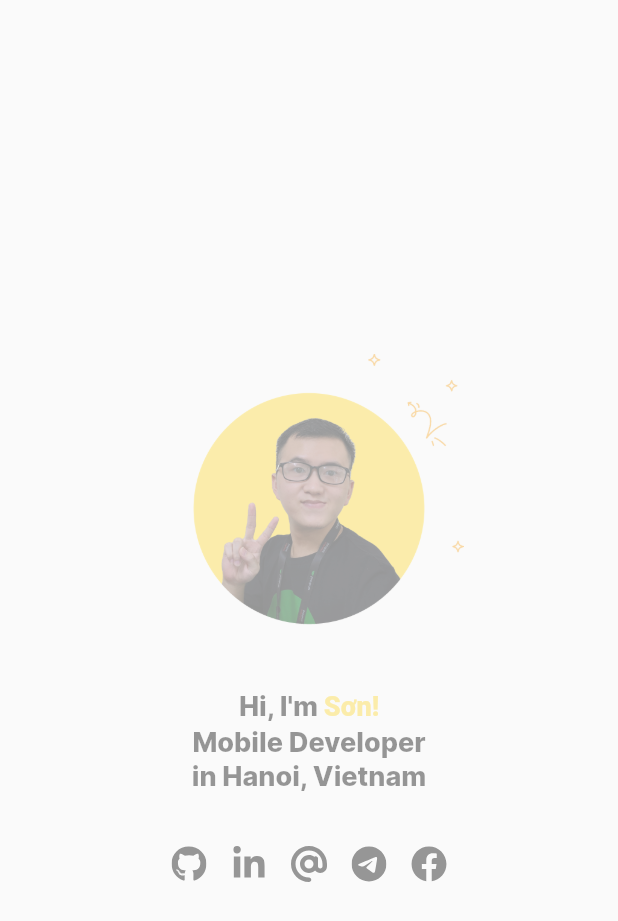
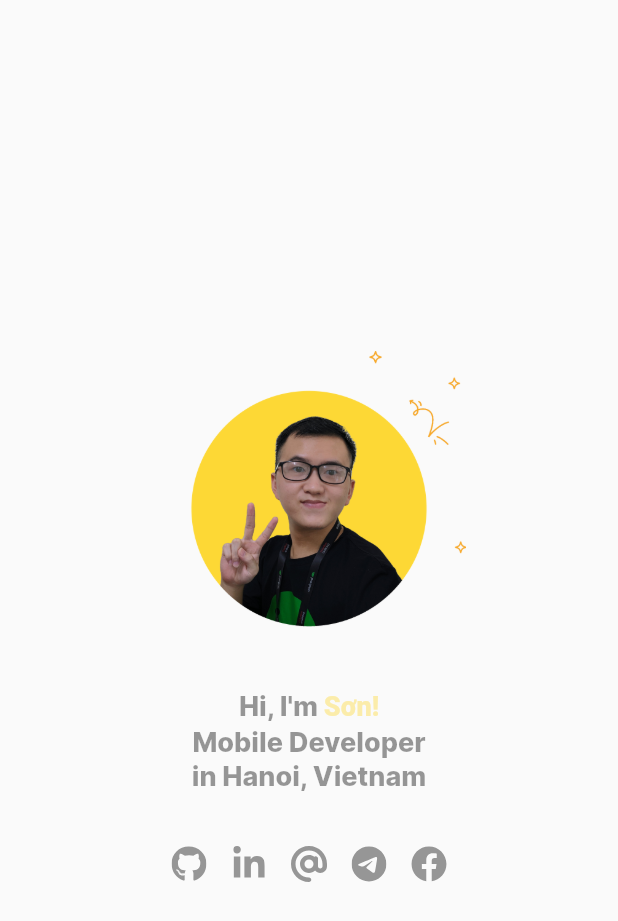
Before and after one commit to sownt/sownt, a Flutter app: the first screen one second after launch, on a phone screen of 412 x 824 dp. Shown: the top 921 px of the screen. Run offline on Flutter 3.47's test engine with Material 2 defaults, Android fonts, the phone set to English and light mode, and no system bars; our stand-ins replace flutter_svg.

Commit message:
add animation

```diff
--- a/site/lib/main.dart
+++ b/site/lib/main.dart
@@ -52,15 +52,26 @@
 
 class _MyHomePageState extends State<MyHomePage> {
   double opacityLevel = 0.0;
+  double scale = 0.0;
 
   void _changeOpacity() {
-    setState(() => opacityLevel = opacityLevel == 0 ? 1.0 : 0.0);
+    setState(() => opacityLevel = opacityLevel == 0.0 ? 1.0 : 0.0);
+  }
+
+  void _changeScale() {
+    setState(() => scale = scale == 0.0 ? 1.0 : 0.0);
   }
 
   @override
   void initState() {
     super.initState();
-    Future.delayed(const Duration(milliseconds: 500), _changeOpacity);
+    Future.delayed(
+      const Duration(milliseconds: 500),
+      () {
+        _changeOpacity();
+        _changeScale();
+      },
+    );
   }
 
   @override
@@ -89,8 +100,9 @@
         child: Column(
           mainAxisAlignment: MainAxisAlignment.center,
           children: [
-            AnimatedOpacity(
-              opacity: opacityLevel,
+            AnimatedScale(
+              scale: scale,
+              curve: Curves.easeOutBack,
               duration: const Duration(seconds: 1),
               child: Image.asset(
                 'assets/avatar.png',
@@ -106,12 +118,11 @@
                 textAlign: TextAlign.center,
                 text: TextSpan(
                   style: TextStyle(
-                    fontSize: heading * 1.0,
-                    height: 1.3,
-                    fontFamily: 'Inter',
-                    fontWeight: FontWeight.w800,
-                    color: Colors.black
-                  ),
+                      fontSize: heading * 1.0,
+                      height: 1.3,
+                      fontFamily: 'Inter',
+                      fontWeight: FontWeight.w800,
+                      color: Colors.black),
                   children: [
                     const TextSpan(text: 'Hi, I\'m '),
                     TextSpan(
@@ -293,8 +304,9 @@
               ],
             ),
             const Spacer(),
-            AnimatedOpacity(
-              opacity: opacityLevel,
+            AnimatedScale(
+              scale: scale,
+              curve: Curves.easeOutBack,
               duration: const Duration(seconds: 1),
               child: Image.asset(
                 'assets/avatar.png',
```
